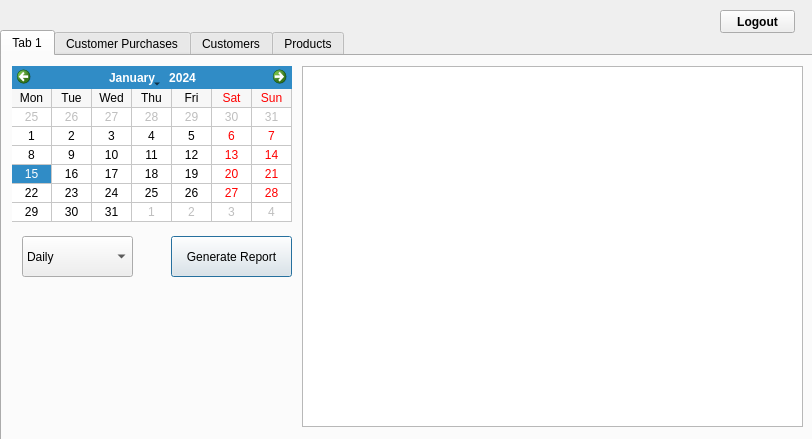
Qt form adminpanel.ui (NickReardon/P2-Bulk-Club-Project) before a commit.
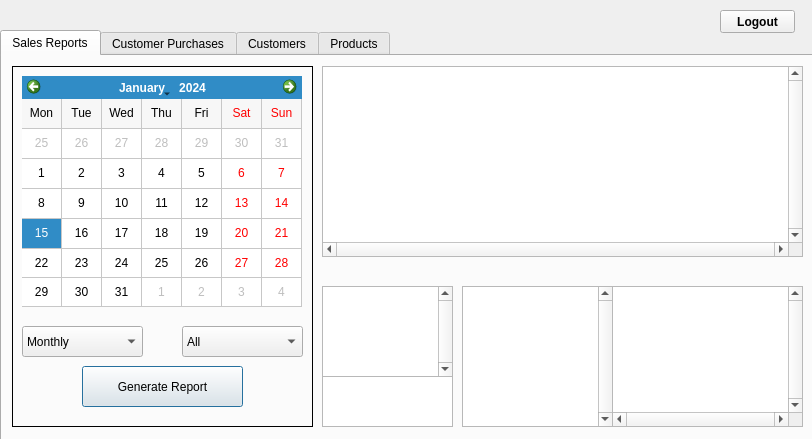
The same form after that commit. The open tabs and pages were chosen to show the change.

Commit message: Finished sales report, added purchase window, restructured database

What changed in the file:
```diff
--- a/adminpanel.ui
+++ b/adminpanel.ui
@@ -27,81 +27,321 @@
    </property>
    <widget class="QWidget" name="tab">
     <attribute name="title">
-     <string>Tab 1</string>
+     <string>Sales Reports</string>
     </attribute>
-    <widget class="QCalendarWidget" name="salesReportCalendar">
-     <property name="geometry">
-      <rect>
-       <x>10</x>
-       <y>10</y>
-       <width>280</width>
-       <height>156</height>
-      </rect>
-     </property>
-     <property name="gridVisible">
-      <bool>true</bool>
-     </property>
-     <property name="verticalHeaderFormat">
-      <enum>QCalendarWidget::NoVerticalHeader</enum>
-     </property>
-    </widget>
     <widget class="QTableView" name="SalesReportTable">
      <property name="geometry">
       <rect>
-       <x>300</x>
+       <x>320</x>
        <y>10</y>
-       <width>501</width>
+       <width>481</width>
+       <height>191</height>
+      </rect>
+     </property>
+     <property name="verticalScrollBarPolicy">
+      <enum>Qt::ScrollBarAlwaysOn</enum>
+     </property>
+     <property name="horizontalScrollBarPolicy">
+      <enum>Qt::ScrollBarAlwaysOn</enum>
+     </property>
+     <property name="selectionMode">
+      <enum>QAbstractItemView::SingleSelection</enum>
+     </property>
+     <property name="selectionBehavior">
+      <enum>QAbstractItemView::SelectRows</enum>
+     </property>
+     <property name="verticalScrollMode">
+      <enum>QAbstractItemView::ScrollPerPixel</enum>
+     </property>
+     <property name="horizontalScrollMode">
+      <enum>QAbstractItemView::ScrollPerPixel</enum>
+     </property>
+     <attribute name="verticalHeaderVisible">
+      <bool>false</bool>
+     </attribute>
+    </widget>
+    <widget class="QLabel" name="ReportTotalLabel">
+     <property name="geometry">
+      <rect>
+       <x>320</x>
+       <y>200</y>
+       <width>211</width>
+       <height>31</height>
+      </rect>
+     </property>
+     <property name="font">
+      <font>
+       <pointsize>8</pointsize>
+      </font>
+     </property>
+     <property name="text">
+      <string/>
+     </property>
+    </widget>
+    <widget class="QFrame" name="frame">
+     <property name="geometry">
+      <rect>
+       <x>10</x>
+       <y>10</y>
+       <width>301</width>
        <height>361</height>
       </rect>
      </property>
+     <property name="frameShape">
+      <enum>QFrame::Box</enum>
+     </property>
+     <property name="frameShadow">
+      <enum>QFrame::Plain</enum>
+     </property>
+     <property name="lineWidth">
+      <number>1</number>
+     </property>
+     <widget class="QComboBox" name="ReportTypeDropdown">
+      <property name="geometry">
+       <rect>
+        <x>10</x>
+        <y>260</y>
+        <width>121</width>
+        <height>31</height>
+       </rect>
+      </property>
+      <property name="currentIndex">
+       <number>2</number>
+      </property>
+      <item>
+       <property name="text">
+        <string>Daily</string>
+       </property>
+      </item>
+      <item>
+       <property name="text">
+        <string>Weekly</string>
+       </property>
+      </item>
+      <item>
+       <property name="text">
+        <string>Monthly</string>
+       </property>
+      </item>
+      <item>
+       <property name="text">
+        <string>Yearly</string>
+       </property>
+      </item>
+      <item>
+       <property name="text">
+        <string>All Time</string>
+       </property>
+      </item>
+     </widget>
+     <widget class="QPushButton" name="GenerateReportButton">
+      <property name="geometry">
+       <rect>
+        <x>70</x>
+        <y>300</y>
+        <width>161</width>
+        <height>41</height>
+       </rect>
+      </property>
+      <property name="text">
+       <string>Generate Report</string>
+      </property>
+     </widget>
+     <widget class="QCalendarWidget" name="salesReportCalendar">
+      <property name="geometry">
+       <rect>
+        <x>10</x>
+        <y>10</y>
+        <width>280</width>
+        <height>231</height>
+       </rect>
+      </property>
+      <property name="styleSheet">
+       <string notr="true"/>
+      </property>
+      <property name="gridVisible">
+       <bool>true</bool>
+      </property>
+      <property name="verticalHeaderFormat">
+       <enum>QCalendarWidget::NoVerticalHeader</enum>
+      </property>
+     </widget>
+     <widget class="QComboBox" name="ReportMemberTypeDropdown">
+      <property name="geometry">
+       <rect>
+        <x>170</x>
+        <y>260</y>
+        <width>121</width>
+        <height>31</height>
+       </rect>
+      </property>
+      <item>
+       <property name="text">
+        <string>All</string>
+       </property>
+      </item>
+      <item>
+       <property name="text">
+        <string>Regular</string>
+       </property>
+      </item>
+      <item>
+       <property name="text">
+        <string>Executive</string>
+       </property>
+      </item>
+     </widget>
     </widget>
-    <widget class="QPushButton" name="GenerateReportButton">
+    <widget class="QTableView" name="ReportProductView">
      <property name="geometry">
       <rect>
-       <x>169</x>
-       <y>180</y>
-       <width>121</width>
-       <height>41</height>
+       <x>320</x>
+       <y>230</y>
+       <width>131</width>
+       <height>91</height>
       </rect>
      </property>
+     <property name="verticalScrollBarPolicy">
+      <enum>Qt::ScrollBarAlwaysOn</enum>
+     </property>
+     <property name="horizontalScrollBarPolicy">
+      <enum>Qt::ScrollBarAlwaysOff</enum>
+     </property>
+     <property name="selectionMode">
+      <enum>QAbstractItemView::SingleSelection</enum>
+     </property>
+     <property name="selectionBehavior">
+      <enum>QAbstractItemView::SelectRows</enum>
+     </property>
+     <property name="verticalScrollMode">
+      <enum>QAbstractItemView::ScrollPerPixel</enum>
+     </property>
+     <property name="horizontalScrollMode">
+      <enum>QAbstractItemView::ScrollPerPixel</enum>
+     </property>
+     <attribute name="verticalHeaderVisible">
+      <bool>false</bool>
+     </attribute>
+    </widget>
+    <widget class="QTableView" name="ReportProductQuantity">
+     <property name="geometry">
+      <rect>
+       <x>320</x>
+       <y>320</y>
+       <width>131</width>
+       <height>51</height>
+      </rect>
+     </property>
+     <property name="verticalScrollBarPolicy">
+      <enum>Qt::ScrollBarAlwaysOff</enum>
+     </property>
+     <property name="horizontalScrollBarPolicy">
+      <enum>Qt::ScrollBarAlwaysOff</enum>
+     </property>
+     <property name="selectionMode">
+      <enum>QAbstractItemView::NoSelection</enum>
+     </property>
+     <attribute name="verticalHeaderVisible">
+      <bool>false</bool>
+     </attribute>
+    </widget>
+    <widget class="QTableView" name="ReportMemberView">
+     <property name="geometry">
+      <rect>
+       <x>460</x>
+       <y>230</y>
+       <width>151</width>
+       <height>141</height>
+      </rect>
+     </property>
+     <property name="verticalScrollBarPolicy">
+      <enum>Qt::ScrollBarAlwaysOn</enum>
+     </property>
+     <property name="horizontalScrollBarPolicy">
+      <enum>Qt::ScrollBarAlwaysOff</enum>
+     </property>
+     <property name="selectionMode">
+      <enum>QAbstractItemView::SingleSelection</enum>
+     </property>
+     <property name="selectionBehavior">
+      <enum>QAbstractItemView::SelectRows</enum>
+     </property>
+     <property name="verticalScrollMode">
+      <enum>QAbstractItemView::ScrollPerPixel</enum>
+     </property>
+     <property name="horizontalScrollMode">
+      <enum>QAbstractItemView::ScrollPerPixel</enum>
+     </property>
+     <attribute name="verticalHeaderVisible">
+      <bool>false</bool>
+     </attribute>
+    </widget>
+    <widget class="QTableView" name="ReportProductMemberPurchases">
+     <property name="geometry">
+      <rect>
+       <x>610</x>
+       <y>230</y>
+       <width>191</width>
+       <height>141</height>
+      </rect>
+     </property>
+     <property name="verticalScrollBarPolicy">
+      <enum>Qt::ScrollBarAlwaysOn</enum>
+     </property>
+     <property name="horizontalScrollBarPolicy">
+      <enum>Qt::ScrollBarAlwaysOn</enum>
+     </property>
+     <property name="selectionMode">
+      <enum>QAbstractItemView::SingleSelection</enum>
+     </property>
+     <property name="selectionBehavior">
+      <enum>QAbstractItemView::SelectRows</enum>
+     </property>
+     <property name="verticalScrollMode">
+      <enum>QAbstractItemView::ScrollPerPixel</enum>
+     </property>
+     <property name="horizontalScrollMode">
+      <enum>QAbstractItemView::ScrollPerPixel</enum>
+     </property>
+     <attribute name="verticalHeaderVisible">
+      <bool>true</bool>
+     </attribute>
+    </widget>
+    <widget class="QLabel" name="ReportRegularCount">
+     <property name="geometry">
+      <rect>
+       <x>530</x>
+       <y>200</y>
+       <width>141</width>
+       <height>31</height>
+      </rect>
+     </property>
+     <property name="font">
+      <font>
+       <pointsize>8</pointsize>
+      </font>
+     </property>
      <property name="text">
-      <string>Generate Report</string>
+      <string/>
      </property>
     </widget>
-    <widget class="QComboBox" name="ReportTypeDropdown">
+    <widget class="QLabel" name="ReportExecutiveCount">
      <property name="geometry">
       <rect>
-       <x>20</x>
-       <y>180</y>
-       <width>111</width>
-       <height>41</height>
+       <x>660</x>
+       <y>200</y>
+       <width>141</width>
+       <height>31</height>
       </rect>
      </property>
-     <item>
-      <property name="text">
-       <string>Daily</string>
-      </property>
-     </item>
-     <item>
-      <property name="text">
-       <string>Weekly</string>
-      </property>
-     </item>
-     <item>
-      <property name="text">
-       <string>Monthly</string>
-      </property>
-     </item>
-     <item>
-      <property name="text">
-       <string>Yearly</string>
-      </property>
-     </item>
-     <item>
-      <property name="text">
-       <string>All Time</string>
-      </property>
-     </item>
+     <property name="font">
+      <font>
+       <pointsize>8</pointsize>
+      </font>
+     </property>
+     <property name="text">
+      <string/>
+     </property>
     </widget>
    </widget>
    <widget class="QWidget" name="tab_2">
```
Left out of the diff: 13 changed lines with no effect on the pictures. The commit also changes 15 other files.
